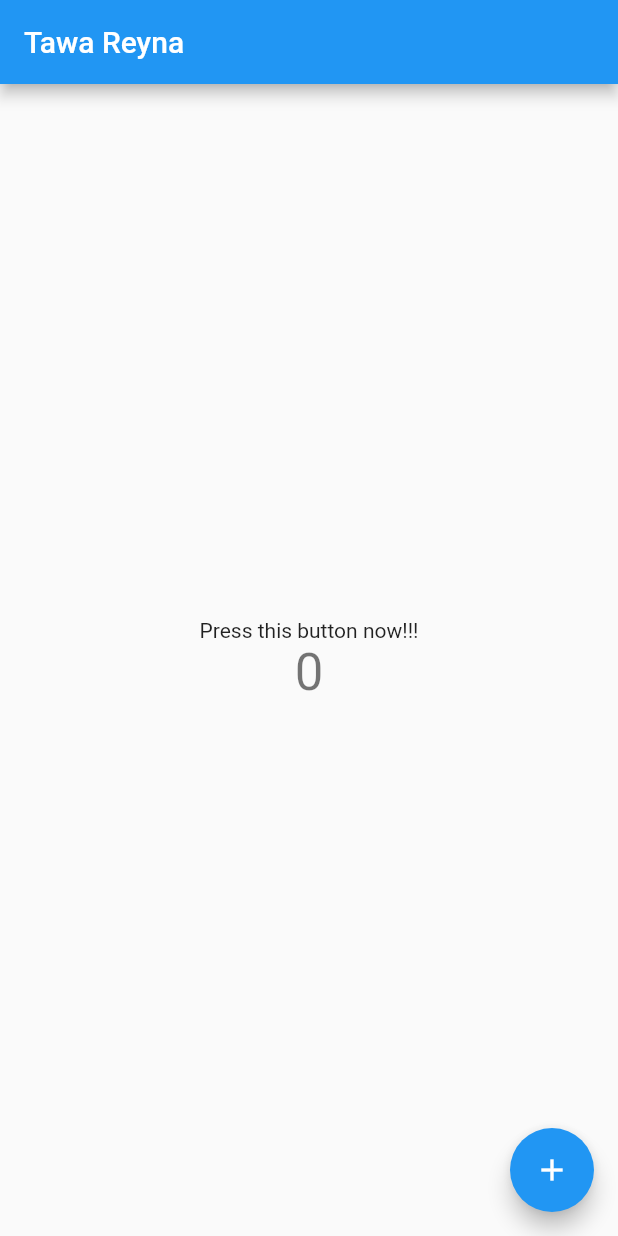
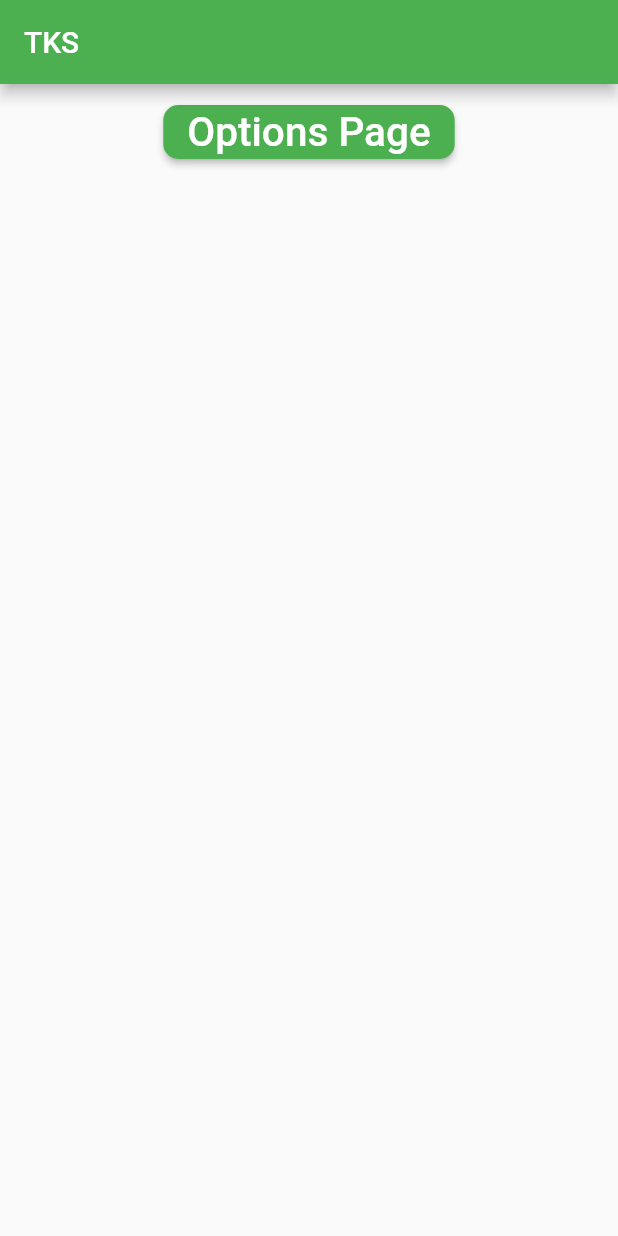
Before and after one commit to Tawataka/TKS, a Flutter app: the screen it shows after launch, on a phone screen of 412 x 824 dp. Run offline on Flutter 3.47's test engine with Material 2 defaults, Android fonts, the phone set to English and light mode, and no system bars.

Commit message:
layout testing

```diff
--- a/lib/main.dart
+++ b/lib/main.dart
@@ -1,113 +1,52 @@
 import 'package:flutter/material.dart';
+import 'options.dart';
 
 void main() {
   runApp(MyApp());
 }
 
 class MyApp extends StatelessWidget {
-  // This widget is the root of your application.
   @override
-  Widget build(BuildContext context) {
-    return MaterialApp(
-      title: 'Flutter Demo',
-      theme: ThemeData(
-        // This is the theme of your application.
-        //
-        // Try running your application with "flutter run". You'll see the
-        // application has a blue toolbar. Then, without quitting the app, try
-        // changing the primarySwatch below to Colors.green and then invoke
-        // "hot reload" (press "r" in the console where you ran "flutter run",
-        // or simply save your changes to "hot reload" in a Flutter IDE).
-        // Notice that the counter didn't reset back to zero; the application
-        // is not restarted.
-        primarySwatch: Colors.blue,
-      ),
-      home: MyHomePage(title: 'Tawa Reyna'),
+  Widget build(BuildContext ctxt) {
+    return new MaterialApp(
+      home: new MyHomePage(),
     );
   }
 }
 
-class MyHomePage extends StatefulWidget {
-  MyHomePage({Key key, this.title}) : super(key: key);
-
-  // This widget is the home page of your application. It is stateful, meaning
-  // that it has a State object (defined below) that contains fields that affect
-  // how it looks.
-
-  // This class is the configuration for the state. It holds the values (in this
-  // case the title) provided by the parent (in this case the App widget) and
-  // used by the build method of the State. Fields in a Widget subclass are
-  // always marked "final".
-
-  final String title;
-
+class MyHomePage extends StatelessWidget {
   @override
-  _MyHomePageState createState() => _MyHomePageState();
-}
-
-class _MyHomePageState extends State<MyHomePage> {
-  int _counter = 0;
-
-  void _incrementCounter() {
-    setState(() {
-      // This call to setState tells the Flutter framework that something has
-      // changed in this State, which causes it to rerun the build method below
-      // so that the display can reflect the updated values. If we changed
-      // _counter without calling setState(), then the build method would not be
-      // called again, and so nothing would appear to happen.
-      _counter++;
-    });
-  }
-
-  @override
-  Widget build(BuildContext context) {
-    // This method is rerun every time setState is called, for instance as done
-    // by the _incrementCounter method above.
-    //
-    // The Flutter framework has been optimized to make rerunning build methods
-    // fast, so that you can just rebuild anything that needs updating rather
-    // than having to individually change instances of widgets.
-    return Scaffold(
-      appBar: AppBar(
-        // Here we take the value from the MyHomePage object that was created by
-        // the App.build method, and use it to set our appbar title.
-        title: Text(widget.title),
+  Widget build(BuildContext ctxt) {
+    return new Scaffold(
+      appBar: new AppBar(
+        title: new Text("TKS"),
+        backgroundColor: Colors.green,
       ),
-      body: Center(
-        // Center is a layout widget. It takes a single child and positions it
-        // in the middle of the parent.
-        child: Column(
-          // Column is also a layout widget. It takes a list of children and
-          // arranges them vertically. By default, it sizes itself to fit its
-          // children horizontally, and tries to be as tall as its parent.
-          //
-          // Invoke "debug painting" (press "p" in the console, choose the
-          // "Toggle Debug Paint" action from the Flutter Inspector in Android
-          // Studio, or the "Toggle Debug Paint" command in Visual Studio Code)
-          // to see the wireframe for each widget.
-          //
-          // Column has various properties to control how it sizes itself and
-          // how it positions its children. Here we use mainAxisAlignment to
-          // center the children vertically; the main axis here is the vertical
-          // axis because Columns are vertical (the cross axis would be
-          // horizontal).
-          mainAxisAlignment: MainAxisAlignment.center,
-          children: <Widget>[
-            Text(
-              'Press this button now!!!',
+      body: (Row(
+        mainAxisAlignment: MainAxisAlignment.center,
+        children: <Widget>[
+          Padding(
+            padding: const EdgeInsets.all(8.0),
+            child: RaisedButton(
+              color: Colors.green,
+              textColor: Colors.white,
+              shape: RoundedRectangleBorder(
+                  borderRadius: BorderRadius.circular(10)),
+              child: Text(
+                'Options Page',
+                style: TextStyle(fontSize: 27.0),
+              ),
+              onPressed: () {
+                print('button 1 pressed');
+                Navigator.push(
+                  ctxt,
+                  new MaterialPageRoute(builder: (ctxt) => new Optionspage()),
+                );
+              },
             ),
-            Text(
-              '$_counter',
-              style: Theme.of(context).textTheme.headline4,
-            ),
-          ],
-        ),
-      ),
-      floatingActionButton: FloatingActionButton(
-        onPressed: _incrementCounter,
-        tooltip: 'Increment',
-        child: Icon(Icons.add),
-      ), // This trailing comma makes auto-formatting nicer for build methods.
+          ),
+        ],
+      )),
     );
   }
 }
```
Also changed, not shown: lib/options.dart (added, +153 -0 lines), lib/Images/TKS.png (added), 1 other file.
